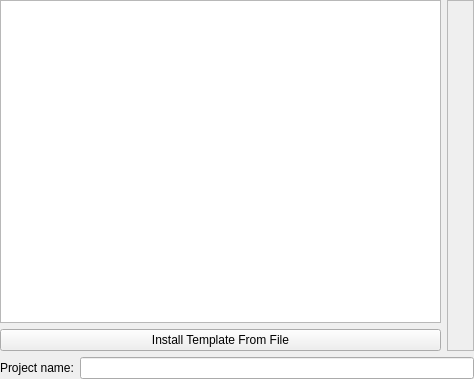
Old version of the form src/application/choice.ui in the repository KDE/kapptemplate.
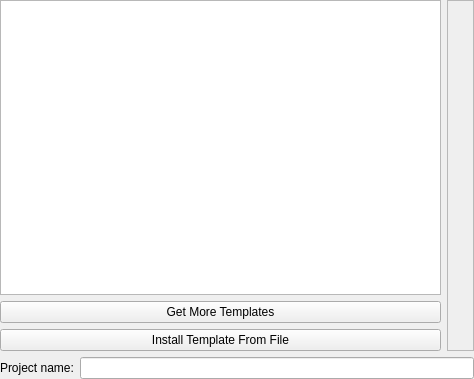
New version of the form. Icons and pictures are not drawn.

Commit message: Add option to install new templates from GHNS

```diff
--- a/src/application/choice.ui
+++ b/src/application/choice.ui
@@ -30,6 +30,18 @@
        <item>
         <widget class="QTreeView" name="appTree"/>
        </item>
+       <item>
+        <widget class="QPushButton" name="getNewButton">
+         <property name="text">
+          <string>Get More Templates</string>
+         </property>
+         <property name="icon">
+          <iconset theme="get-hot-new-stuff">
+           <normaloff/>
+          </iconset>
+         </property>
+        </widget>
+       </item>
        <item>
         <widget class="QPushButton" name="installButton">
          <property name="text">
```
The commit also changes 6 other files.
